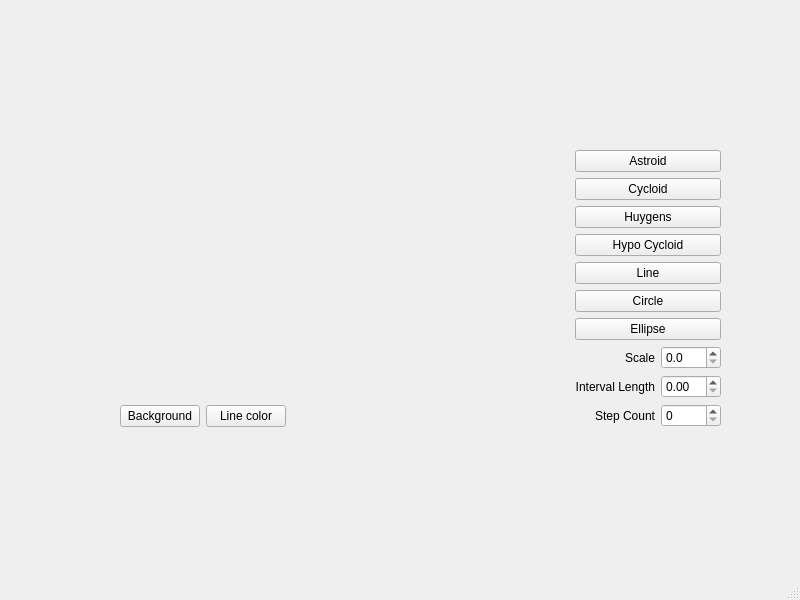
Above: mainwindow.ui from umerm64/QtCurvesCpp before the change. Below: the same form after it.
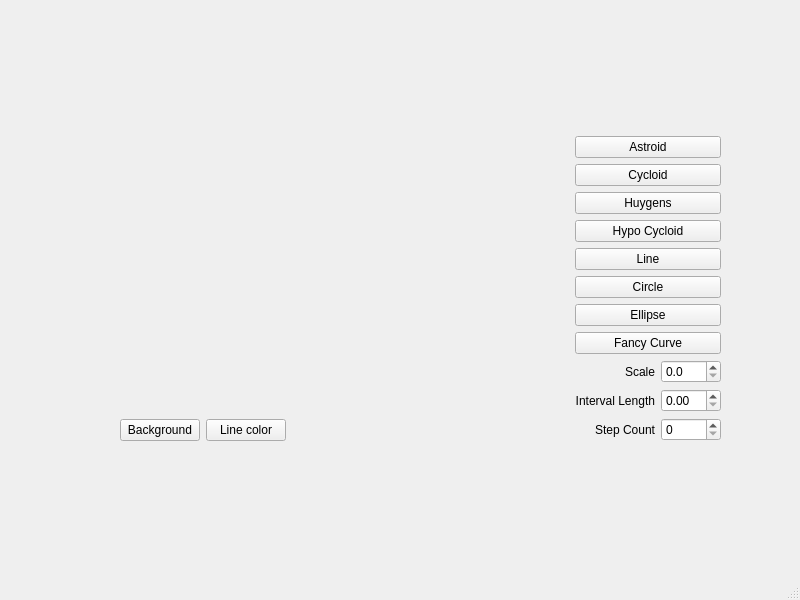
That is the form after the change. Custom widgets are drawn as their Qt base class.

Commit message: Assignment 4 adding a fancy curve

```diff
--- a/mainwindow.ui
+++ b/mainwindow.ui
@@ -113,6 +113,13 @@
          </property>
         </widget>
        </item>
+       <item>
+        <widget class="QPushButton" name="btnFancy">
+         <property name="text">
+          <string>Fancy Curve</string>
+         </property>
+        </widget>
+       </item>
        <item>
         <layout class="QHBoxLayout" name="horizontalLayout">
          <item>
```
The commit also changes 4 other files.
